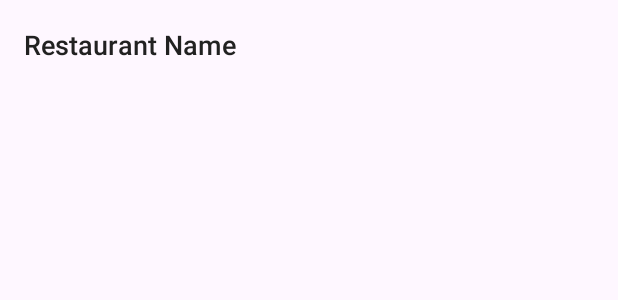
After one commit to YousufSal128/G18-Personal_Restaurant_Guide-Project-Comp3074, an Android app: the layout item_simple_restaurant.xml on its own in the app's theme, with its tools: preview values and no code run, on a phone screen of 412 x 824 dp. The commit adds this screen. Shown: the top 300 px of the screen. Run offline under Robolectric (Android 15) with nearby library versions, the phone set to English and light mode, and no system bars.

Commit message:
updated restaurant list item styling

```diff
--- a/app/src/main/java/com/example/g18_project_comp3074/RestaurantListAdapter.java
+++ b/app/src/main/java/com/example/g18_project_comp3074/RestaurantListAdapter.java
@@ -13,6 +13,6 @@ import java.util.ArrayList;
 public class RestaurantListAdapter extends ArrayAdapter<String> {
 
     public RestaurantListAdapter(Context context, ArrayList<String> list) {
-        super(context, android.R.layout.simple_list_item_1, list);
+        super(context, R.layout.item_simple_restaurant, list);
     }
 }
--- a/app/src/main/res/layout/activity_main.xml
+++ b/app/src/main/res/layout/activity_main.xml
@@ -62,8 +62,8 @@
         android:id="@+id/listRestaurants"
         android:layout_width="0dp"
         android:layout_height="0dp"
-        android:divider="@android:color/transparent"
-        android:dividerHeight="8dp"
+        android:divider="#E0E0E0"
+        android:dividerHeight="1dp"
         android:layout_marginTop="16dp"
         android:layout_marginBottom="16dp"
         app:layout_constraintTop_toBottomOf="@+id/cardSearch"
--- /dev/null
+++ b/app/src/main/res/layout/item_simple_restaurant.xml
@@ -0,0 +1,16 @@
+<?xml version="1.0" encoding="utf-8"?>
+<TextView xmlns:android="http://schemas.android.com/apk/res/android"
+    android:id="@android:id/text1"
+    android:layout_width="match_parent"
+    android:layout_height="wrap_content"
+    android:background="?attr/selectableItemBackground"
+    android:fontFamily="sans-serif-medium"
+    android:gravity="center_vertical"
+    android:minHeight="60dp"
+    android:paddingStart="16dp"
+    android:paddingEnd="16dp"
+    android:paddingTop="12dp"
+    android:paddingBottom="12dp"
+    android:text="Restaurant Name"
+    android:textColor="@color/premium_dark"
+    android:textSize="18sp" />
```
